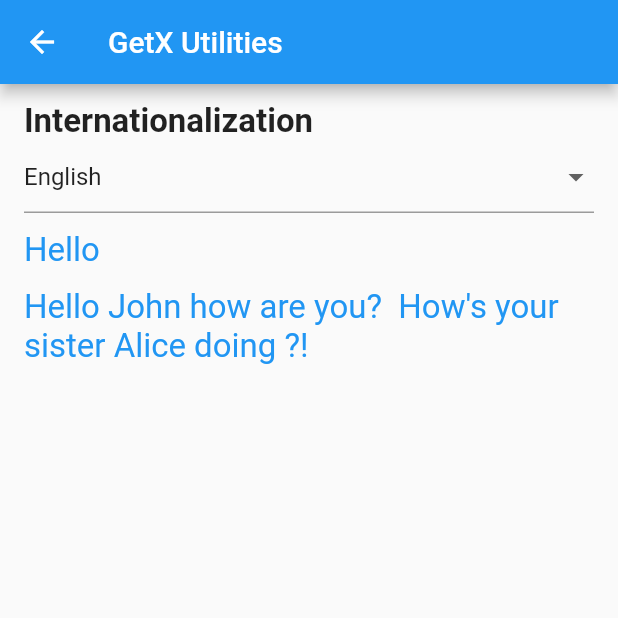
After one commit to himmat12/getx_flutter_beginners_sample, a Flutter app: the screen it shows after launch, after a tap on "Utilites", on a phone screen of 412 x 824 dp, the top half of it. The commit adds this screen. Run offline on Flutter 3.47's test engine with Material 2 defaults, Android fonts, the light colour scheme and no system bars; our stand-ins replace get.

Commit message:
internationalization - translation utility code example added

```diff
--- a/lib/home.dart
+++ b/lib/home.dart
@@ -11,6 +11,7 @@
         title: Text('GetX Code Examples'),
       ),
       body: SingleChildScrollView(
+        child: Center(
           child: Column(
             mainAxisAlignment: MainAxisAlignment.center,
             children: [
@@ -32,7 +33,15 @@
                 },
                 child: Text('Dependencies Management'),
               ),
+              TextButton(
+                onPressed: () {
+                  Get.updateLocale(Locale('en', 'US'));
+                  Get.toNamed('/utilites');
+                },
+                child: Text('Utilites'),
+              ),
             ],
+          ),
         ),
       ),
     );
--- a/lib/main.dart
+++ b/lib/main.dart
@@ -3,6 +3,7 @@
 import 'package:getx_state_management/binidings.dart';
 import 'package:getx_state_management/home.dart';
 import 'package:getx_state_management/routes.dart';
+import 'package:getx_state_management/src/models/translations_model.dart';
 
 void main() {
   runApp(const MyApp());
@@ -15,6 +16,9 @@
   Widget build(BuildContext context) {
     return GetMaterialApp(
       initialRoute: '/',
+      translations: Greetings(),
+      locale: Locale('en', 'US'),
+      fallbackLocale: Locale('en', 'US'),
       initialBinding: DependencyBindings(),
       getPages: Routes.getRoutes(),
       debugShowCheckedModeBanner: false,
--- a/lib/routes.dart
+++ b/lib/routes.dart
@@ -3,6 +3,7 @@
 import 'package:getx_state_management/src/views/dependencies_management/example01.dart';
 import 'package:getx_state_management/src/views/route_management/page1.dart';
 import 'package:getx_state_management/src/views/state_management/counter_view.dart';
+import 'package:getx_state_management/src/views/utilities/utilities_examples.dart';
 
 import 'src/views/route_management/page2.dart';
 import 'src/views/route_management/page3.dart';
@@ -15,5 +16,6 @@
         GetPage(name: '/page3', page: () => Page3(pageNO: Get.arguments)),
         GetPage(name: '/example01', page: () => ExamplePage01()),
         GetPage(name: '/example', page: () => ExamplePage()),
+        GetPage(name: '/utilites', page: () => UtilitiesExample()),
       ];
 }
--- /dev/null
+++ b/lib/src/controller/utility_controller.dart
@@ -0,0 +1,41 @@
+import 'package:flutter/cupertino.dart';
+import 'package:get/get.dart';
+
+class UtilityController extends GetxController {
+  var currentTranslation = translations[0]['value'].obs;
+
+  void setTranslation({required String value}) {
+    currentTranslation.value = value;
+    switch (value) {
+      case 'np_NP':
+        Get.updateLocale(Locale('np', 'NP'));
+        break;
+      case 'cn_CN':
+        Get.updateLocale(Locale('cn', 'CN'));
+        break;
+      case 'kr_KR':
+        Get.updateLocale(Locale('kr', 'KR'));
+        break;
+      case 'jp_JP':
+        Get.updateLocale(Locale('jp', 'JP'));
+        break;
+      case 'pr_PR':
+        Get.updateLocale(Locale('pr', 'PR'));
+        break;
+      case 'en_US':
+        Get.updateLocale(Locale('en', 'US'));
+        break;
+      default:
+        break;
+    }
+  }
+}
+
+final List<Map<String, String>> translations = [
+  {'title': 'English', 'value': 'en_US'},
+  {'title': 'Nepali', 'value': 'np_NP'},
+  {'title': 'Chinese', 'value': 'cn_CN'},
+  {'title': 'Portguese', 'value': 'pr_PR'},
+  {'title': 'Korean', 'value': 'kr_KR'},
+  {'title': 'Japanese', 'value': 'jp_JP'},
+];
--- /dev/null
+++ b/lib/src/models/translations_model.dart
@@ -0,0 +1,33 @@
+import 'package:get/get.dart';
+
+class Greetings extends Translations {
+  @override
+  Map<String, Map<String, String>> get keys => {
+        "np_NP": {
+          "Hello": "नमस्कार",
+          "greetings":
+              "नमस्कार @name तपाईलाई कस्तो छ? तपाईंको बहिनी @sister_name कस्तो गर्दैछ?!"
+        },
+        "en_US": {
+          "Hello": "Hello",
+          "greetings":
+              "Hello @name how are you?  How's your sister @sister_name doing ?!"
+        },
+        "cn_CN": {
+          "Hello": "你好",
+          "greetings": "你好@name 你好吗？你妹妹@sister_name 好吗？！"
+        },
+        "pr_PR": {
+          "Hello": "Olá",
+          "greetings": "Ola @name tudo bem? Como está sua irmã @sister_name?!"
+        },
+        "jp_JP": {
+          "Hello": "こんにちは",
+          "greetings": "こんにちは@nameお元気ですか？ お姉さん@sister_nameの調子はどう？"
+        },
+        "kr_KR": {
+          "Hello": "안녕하세요",
+          "greetings": "@name님 안녕하십니까? @sister_name 여동생은 어때?!"
+        }
+      };
+}
--- /dev/null
+++ b/lib/src/views/utilities/utilities_examples.dart
@@ -0,0 +1,84 @@
+import 'package:flutter/material.dart';
+import 'package:get/get.dart';
+import 'package:getx_state_management/src/controller/utility_controller.dart';
+
+class UtilitiesExample extends StatefulWidget {
+  UtilitiesExample({Key? key}) : super(key: key);
+
+  @override
+  _UtilitiesExampleState createState() => _UtilitiesExampleState();
+}
+
+class _UtilitiesExampleState extends State<UtilitiesExample> {
+  final _utilityController = Get.put(UtilityController());
+
+  var products = [];
+  @override
+  Widget build(BuildContext context) {
+    return Scaffold(
+      appBar: AppBar(title: Text('GetX Utilities')),
+      body: Obx(
+        () => SingleChildScrollView(
+          padding: const EdgeInsets.fromLTRB(16, 12, 16, 0),
+          child: Column(
+            crossAxisAlignment: CrossAxisAlignment.start,
+            children: [
+              // Internationalizations - translations
+              Text(
+                'Internationalization',
+                style: TextStyle(fontSize: 22, fontWeight: FontWeight.bold),
+              ),
+
+              DropdownButtonFormField<String?>(
+                isExpanded: true,
+                value: _utilityController.currentTranslation.value,
+                onChanged: (value) {
+                  _utilityController.setTranslation(value: value!);
+                },
+                selectedItemBuilder: (context) => List.from(
+                  translations.map((e) => Text(e['title']!)),
+                ),
+                items: List.from(
+                  translations.map(
+                    (e) => DropdownMenuItem<String>(
+                      onTap: () {
+                        // _utilityController.setTranslation(value: e['value']!);
+                      },
+                      value: e['value'],
+                      child: Text(e['title']!),
+                    ),
+                  ),
+                ),
+              ),
+              const SizedBox(height: 12),
+              Text(
+                'Hello'.tr,
+                style: TextStyle(
+                    fontSize: 22,
+                    fontWeight: FontWeight.w400,
+                    color: Colors.blue),
+              ),
+              const SizedBox(height: 12),
+              Text(
+                'greetings'.trParams({"name": "John", "sister_name": "Alice"})!,
+                style: TextStyle(
+                    fontSize: 22,
+                    fontWeight: FontWeight.w400,
+                    color: Colors.blue),
+              ),
+
+              // dark & light theme
+              //TODO : dark/light theme implementation
+
+              // get connect
+              //TODO : get connect implementation
+
+              //other advance utilites
+              //TODO : other useful utilities implementation
+            ],
+          ),
+        ),
+      ),
+    );
+  }
+}
```
Lines whose indentation alone changed are shown as unchanged.
